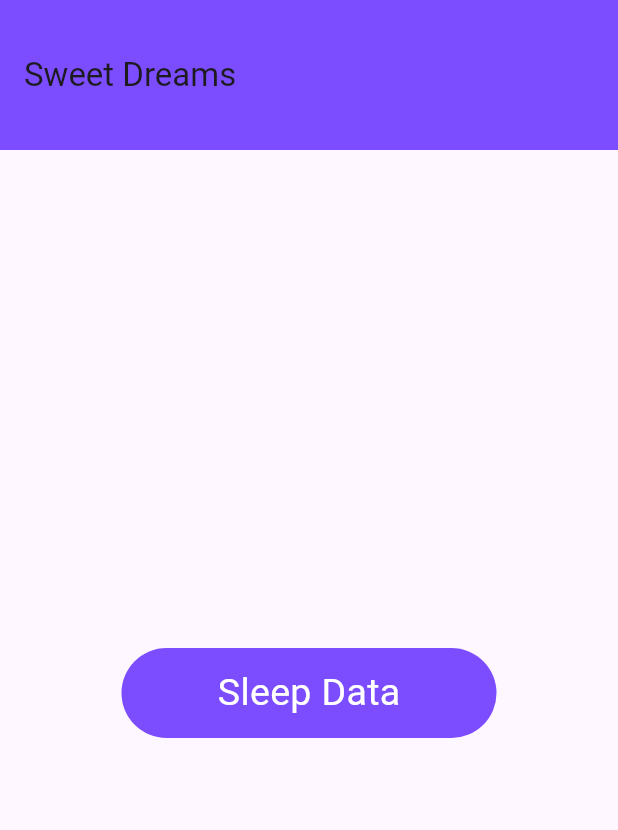
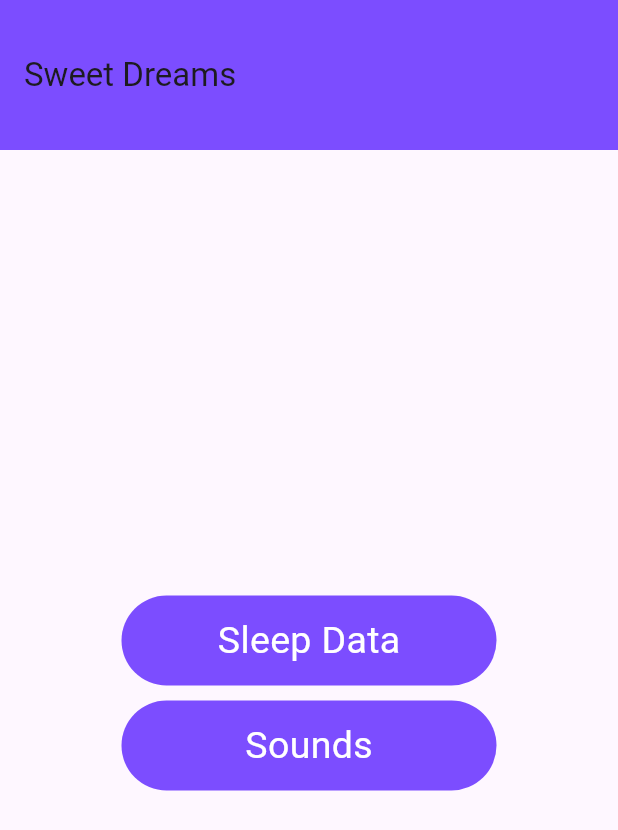
Before and after one commit to evanlee2212/sleep_tracker, a Flutter app: the screen it shows after launch, on a phone screen of 412 x 824 dp. Shown: the top 830 px of the screen. Run offline on Flutter 3.47's test engine with Material 3 defaults, Android fonts, the phone set to English and light mode, and no system bars.

Commit message:
Home Page and Buttons
added home page and buttons to navigate pages

```diff
--- a/lib/Pages/main.dart
+++ b/lib/Pages/main.dart
@@ -1,5 +1,6 @@
 import 'package:flutter/material.dart';
 import 'package:sleep_app/Pages/sleep_data.dart';
+import 'package:sleep_app/Pages/sounds.dart';
 
 void main() {
   runApp(const MyApp());
@@ -39,8 +40,16 @@ class _MyHomePageState extends State<MyHomePage> {
         toolbarHeight: 100,
 
       ),
-      body: Center(
-        child: InkWell(
+      body: SafeArea(
+        child: Container(
+        width: MediaQuery.of(context).size.width,
+        child: Column(
+
+          crossAxisAlignment: CrossAxisAlignment.center,
+          mainAxisAlignment: MainAxisAlignment.center,
+          children:[
+          //Sleep Data button
+          InkWell(
             onTap: (){
              Navigator.push(context, MaterialPageRoute(builder: (context) => SleepData()));
 
@@ -58,6 +67,29 @@ class _MyHomePageState extends State<MyHomePage> {
               ))),
             ),
           ),
+          SizedBox(height: 10),
+          //Sounds Button
+            InkWell(
+              onTap: (){
+                Navigator.push(context, MaterialPageRoute(builder: (context) => MySoundPage(title: 'Sounds')));
+
+              },
+              child: Container(
+                height: 60,
+                width: 250,
+                decoration: BoxDecoration(
+                  borderRadius: BorderRadius.circular(40),
+                  color: Colors.deepPurpleAccent,
+                ),
+               child: Center(child: Text('Sounds', style: TextStyle(
+                  fontSize: 25,
+                  color: Colors.white,
+               ))),
+              ),
+            ),
+           ]
+          ),
+        ),
       ),
     );
   }
```
Also changed, not shown: pubspec.lock. Lines whose indentation alone changed are shown as unchanged.
